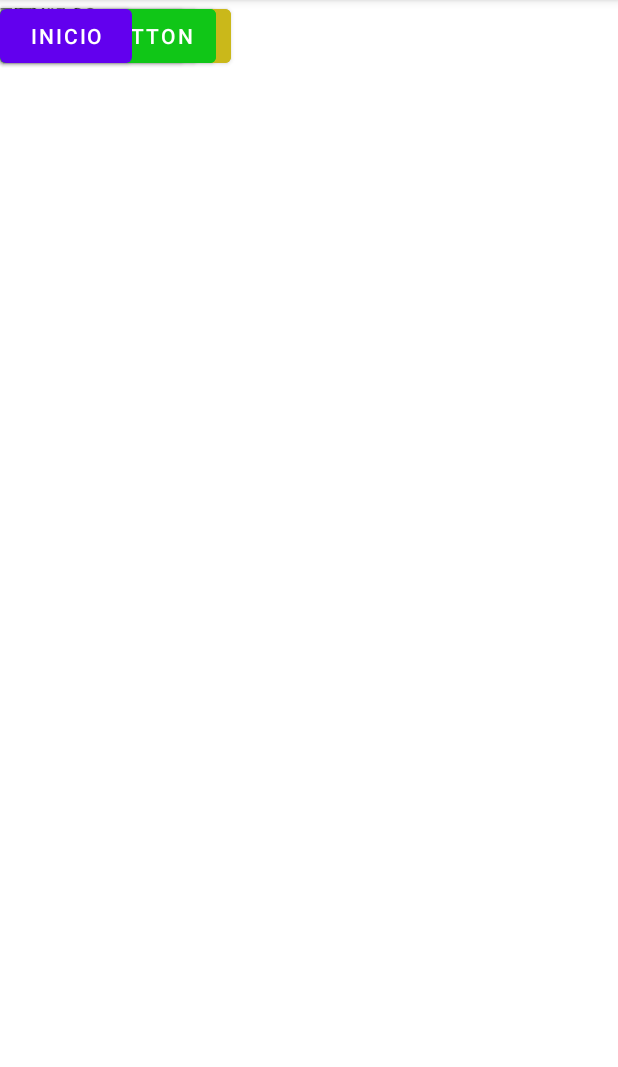
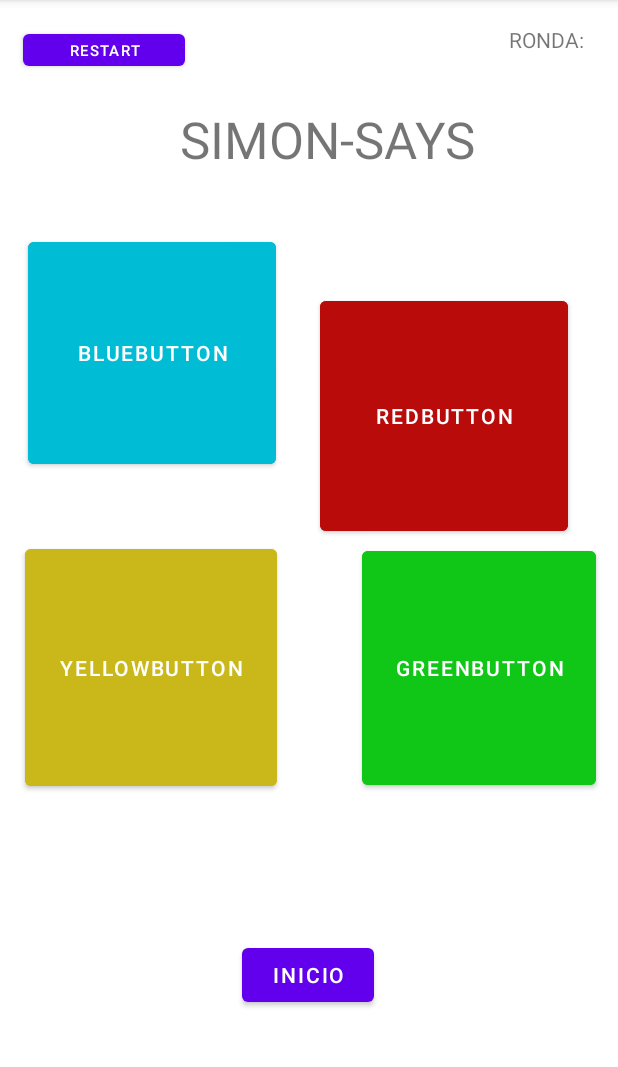
Before and after one commit to plagocastro/SimoneDice, an Android app: the screen it shows after launch (MainActivity), on a phone screen of 412 x 824 dp, the part 84-1151 px from its top. Run offline under Robolectric (Android 15) with nearby library versions, the phone set to English and light mode, and no system bars.

Commit message:
ACTUALIZACIONN 02

```diff
--- a/app/src/main/java/com/dam2/mariasimonedice/MainActivity.kt
+++ b/app/src/main/java/com/dam2/mariasimonedice/MainActivity.kt
@@ -3,33 +3,72 @@ package com.dam2.mariasimonedice
 import androidx.appcompat.app.AppCompatActivity
 import android.os.Bundle
 import android.widget.Button
+import android.widget.TextView
+import android.widget.Toast
 import java.nio.channels.spi.AbstractSelectionKey
 
-class MainActivity : AppCompatActivity() {
+
+
+class MainActivity : AppCompatActivity() {var contadorRonda:Int =0
     override fun onCreate(savedInstanceState: Bundle?) {
         super.onCreate(savedInstanceState)
         setContentView(R.layout.activity_main)
 
         val botonInicio:Button = findViewById(R.id.inicio)
         botonInicio.setOnClickListener(){
+
+            Toast.makeText(applicationContext,"COMIENZA", Toast.LENGTH_SHORT).show()
+            botonInicio.setText("NUEVA RONDA")
             empezarJuego()
+
         }
         val botonRojo:Button = findViewById(R.id.rojo)
+        botonRojo.setOnClickListener(){
+            Toast.makeText(applicationContext,"Rojo", Toast.LENGTH_SHORT).show()
+        }
         val botonVerde:Button = findViewById(R.id.verde)
+        botonVerde.setOnClickListener(){
+            Toast.makeText(applicationContext,"Verde", Toast.LENGTH_SHORT).show()
+        }
         val botonAzul:Button = findViewById(R.id.azul)
+        botonAzul.setOnClickListener(){
+            Toast.makeText(applicationContext,"Azul", Toast.LENGTH_SHORT).show()
+        }
         val botonAmarillo:Button = findViewById(R.id.amarillo)
+        botonAmarillo.setOnClickListener(){
+            Toast.makeText(applicationContext,"Amarilolo", Toast.LENGTH_SHORT).show()
+        }
+        val botonReinicio:Button = findViewById(R.id.reinicio)
+        botonReinicio.setOnClickListener(){
+
+            Toast.makeText(applicationContext,"REINICIADO", Toast.LENGTH_SHORT).show()
+            reinicio()
+        }
     }
     private fun empezarJuego(){
         mostrarRonda()
         ejecutarSecuencia()
     }
     private fun mostrarRonda(){
-        val contadorRonda:Int =0
-
+        contadorRonda = contadorRonda + 1
+        val textoRonda:TextView = findViewById(R.id.texto_ronda)
+        textoRonda.setText("RONDA:"+"  "+contadorRonda.toString())
         }
     private fun ejecutarSecuencia(){
+        val azul = Toast.makeText(applicationContext,"Azul", Toast.LENGTH_SHORT).show()
+        val verde = Toast.makeText(applicationContext,"Verde", Toast.LENGTH_SHORT).show()
+        val amarillo = Toast.makeText(applicationContext,"Amarilolo", Toast.LENGTH_SHORT).show()
+        val rojo = Toast.makeText(applicationContext,"Rojo", Toast.LENGTH_SHORT).show()
+        val cadena = listOf(azul,verde,rojo,amarillo)
+        val colores = cadena.shuffled()
         }
     private fun mensajeusuario(key:Int){
 
     }
+    private fun reinicio(){
+        val textoRonda:TextView = findViewById(R.id.texto_ronda)
+        textoRonda.setText("RONDA:")
+        val botonInicio:Button = findViewById(R.id.inicio)
+        botonInicio.setText("INICIO")
     }
+    }
--- a/app/src/main/res/layout/activity_main.xml
+++ b/app/src/main/res/layout/activity_main.xml
@@ -4,84 +4,133 @@
     xmlns:tools="http://schemas.android.com/tools"
     android:layout_width="match_parent"
     android:layout_height="match_parent"
+    android:foregroundTint="#000000"
     tools:context=".MainActivity">
 
     <TextView
         android:id="@+id/textView"
-        android:layout_width="77dp"
-        android:layout_height="21dp"
-        android:text="TITULASO"
-        tools:ignore="MissingConstraints"
-        tools:layout_editor_absoluteX="181dp"
-        tools:layout_editor_absoluteY="40dp" />
+        android:layout_width="200dp"
+        android:layout_height="90dp"
+        android:text="SIMON-SAYS"
+        android:textAllCaps="true"
+        android:textSize="34sp"
+        app:layout_constraintBottom_toBottomOf="parent"
+        app:layout_constraintEnd_toEndOf="parent"
+        app:layout_constraintHorizontal_bias="0.567"
+        app:layout_constraintStart_toStartOf="parent"
+        app:layout_constraintTop_toTopOf="parent"
+        app:layout_constraintVertical_bias="0.103"
+        tools:ignore="MissingConstraints" />
 
     <Button
         android:id="@+id/rojo"
-        android:layout_width="wrap_content"
-        android:layout_height="wrap_content"
+        android:layout_width="165dp"
+        android:layout_height="165dp"
         android:backgroundTint="#BA0B0B"
         android:text="REDBUTTON"
+        app:layout_constraintBottom_toTopOf="@+id/verde"
+        app:layout_constraintEnd_toEndOf="parent"
+        app:layout_constraintHorizontal_bias="0.467"
+        app:layout_constraintStart_toEndOf="@+id/azul"
+        app:layout_constraintTop_toTopOf="parent"
+        app:layout_constraintVertical_bias="0.994"
         app:strokeColor="#CF1212"
-        tools:ignore="MissingConstraints"
-        tools:layout_editor_absoluteX="230dp"
-        tools:layout_editor_absoluteY="173dp" />
+        tools:ignore="MissingConstraints" />
 
     <Button
         android:id="@+id/azul"
-        android:layout_width="wrap_content"
-        android:layout_height="wrap_content"
+        android:layout_width="165dp"
+        android:layout_height="160dp"
         android:backgroundTint="#00BCD4"
         android:text="BLUEBUTTON"
+        app:layout_constraintBottom_toBottomOf="parent"
+        app:layout_constraintEnd_toEndOf="parent"
+        app:layout_constraintHorizontal_bias="0.077"
+        app:layout_constraintStart_toStartOf="parent"
+        app:layout_constraintTop_toTopOf="parent"
+        app:layout_constraintVertical_bias="0.255"
         app:strokeColor="#03A9F4"
-        tools:ignore="MissingConstraints"
-        tools:layout_editor_absoluteX="230dp"
-        tools:layout_editor_absoluteY="281dp" />
+        tools:ignore="MissingConstraints" />
 
     <Button
         android:id="@+id/amarillo"
-        android:layout_width="wrap_content"
-        android:layout_height="wrap_content"
+        android:layout_width="168dp"
+        android:layout_height="170dp"
         android:backgroundTint="#CAB81A"
         android:text="YELLOWBUTTON"
-        tools:ignore="MissingConstraints"
-        tools:layout_editor_absoluteX="42dp"
-        tools:layout_editor_absoluteY="281dp" />
+        app:layout_constraintBottom_toBottomOf="parent"
+        app:layout_constraintEnd_toEndOf="parent"
+        app:layout_constraintHorizontal_bias="0.067"
+        app:layout_constraintStart_toStartOf="parent"
+        app:layout_constraintTop_toTopOf="parent"
+        app:layout_constraintVertical_bias="0.602"
+        tools:ignore="MissingConstraints" />
 
     <Button
         android:id="@+id/verde"
-        android:layout_width="wrap_content"
-        android:layout_height="wrap_content"
+        android:layout_width="156dp"
+        android:layout_height="168dp"
         android:backgroundTint="#10C617"
         android:text="GREENBUTTON"
+        app:layout_constraintBottom_toBottomOf="parent"
+        app:layout_constraintEnd_toEndOf="parent"
+        app:layout_constraintHorizontal_bias="0.944"
+        app:layout_constraintStart_toStartOf="parent"
+        app:layout_constraintTop_toTopOf="parent"
+        app:layout_constraintVertical_bias="0.602"
         app:strokeColor="#23CC2A"
-        tools:ignore="MissingConstraints"
-        tools:layout_editor_absoluteX="53dp"
-        tools:layout_editor_absoluteY="173dp" />
+        tools:ignore="MissingConstraints" />
 
     <Button
         android:id="@+id/inicio"
         android:layout_width="wrap_content"
         android:layout_height="wrap_content"
         android:text="INICIO"
-        tools:layout_editor_absoluteX="161dp"
-        tools:layout_editor_absoluteY="508dp"
+        app:layout_constraintBottom_toBottomOf="parent"
+        app:layout_constraintEnd_toEndOf="parent"
+        app:layout_constraintHorizontal_bias="0.498"
+        app:layout_constraintStart_toStartOf="parent"
+        app:layout_constraintTop_toTopOf="parent"
+        app:layout_constraintVertical_bias="0.869"
         tools:ignore="MissingConstraints" />
 
     <TextView
-        android:id="@+id/ronda"
+        android:id="@+id/texto_ronda"
         android:layout_width="63dp"
         android:layout_height="53dp"
-        android:text="RONDA"
+        android:text="@string/texto_ronda"
         android:textAlignment="center"
-        tools:layout_editor_absoluteX="345dp"
-        tools:layout_editor_absoluteY="16dp"
+        app:layout_constraintBottom_toBottomOf="parent"
+        app:layout_constraintEnd_toEndOf="parent"
+        app:layout_constraintHorizontal_bias="0.954"
+        app:layout_constraintStart_toStartOf="parent"
+        app:layout_constraintTop_toTopOf="parent"
+        app:layout_constraintVertical_bias="0.023"
         tools:ignore="MissingConstraints" />
 
     <TextView
         android:id="@+id/mensajePartida"
         android:layout_width="316dp"
         android:layout_height="37dp"
-        tools:layout_editor_absoluteX="53dp"
-        tools:layout_editor_absoluteY="669dp"
+        app:layout_constraintBottom_toBottomOf="parent"
+        app:layout_constraintEnd_toEndOf="parent"
+        app:layout_constraintHorizontal_bias="0.494"
+        app:layout_constraintStart_toStartOf="parent"
+        app:layout_constraintTop_toTopOf="parent"
+        app:layout_constraintVertical_bias="0.959"
         tools:ignore="MissingConstraints" />
+
+    <Button
+        android:id="@+id/reinicio"
+        android:layout_width="108dp"
+        android:layout_height="33dp"
+        android:text="RESTART"
+        android:textSize="10sp"
+        app:layout_constraintBottom_toBottomOf="parent"
+        app:layout_constraintEnd_toEndOf="parent"
+        app:layout_constraintHorizontal_bias="0.051"
+        app:layout_constraintStart_toStartOf="parent"
+        app:layout_constraintTop_toTopOf="parent"
+        app:layout_constraintVertical_bias="0.023" />
+
 </androidx.constraintlayout.widget.ConstraintLayout>
--- a/app/src/main/res/values/strings.xml
+++ b/app/src/main/res/values/strings.xml
@@ -1,3 +1,4 @@
 <resources>
     <string name="app_name">mariaSimoneDice</string>
+    <string name="texto_ronda">RONDA:</string>
 </resources>
```
